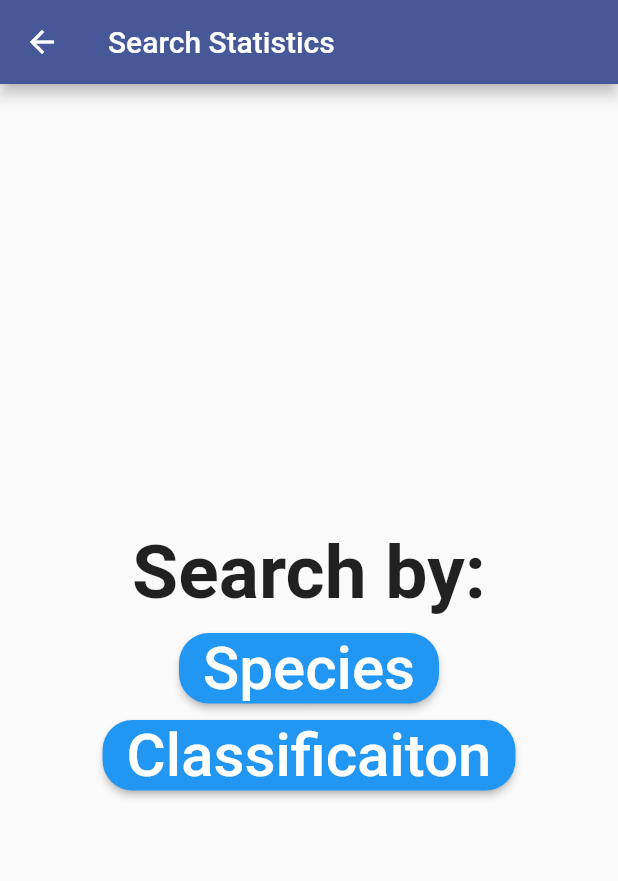
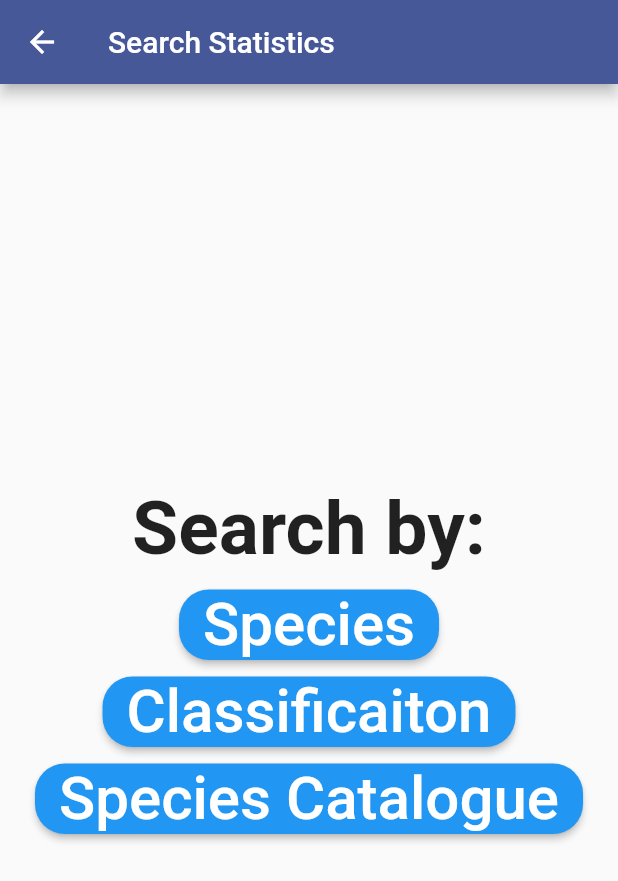
Before and after one commit to spinoandraptos/Ichthyolog_Flutter, a Flutter app: the StatisticsPage screen opened directly, on a phone screen of 412 x 824 dp. Shown: the top 881 px of the screen. Run offline on Flutter 3.47's test engine with Material 2 defaults, Android fonts, the phone set to English and light mode, and no system bars; our stand-ins replace flutter_secure_storage, fluttertoast, image_picker, jwt_decoder; missing offline and left inert: amplify_auth_cognito, amplify_authenticator, amplify_flutter, amplify_storage_s3, selectable_list; accounts and stored records are empty.

Commit message:
added catalog page

```diff
--- a/lib/Routes/statistics_page.dart
+++ b/lib/Routes/statistics_page.dart
@@ -161,6 +161,15 @@ class StatisticsPageState extends State<StatisticsPage> {
               child:
                   const Text('Classificaiton', style: TextStyle(fontSize: 40)),
             ),
+            const SizedBox(height: 10),
+            ElevatedButton(
+                onPressed: () {},
+                style: ButtonStyle(
+                    shape: MaterialStateProperty.all<RoundedRectangleBorder>(
+                        RoundedRectangleBorder(
+                            borderRadius: BorderRadius.circular(20)))),
+                child: const Text('Species Catalogue',
+                    style: TextStyle(fontSize: 40))),
           ]),
         ),
       );
```
Also changed, not shown: lib/Routes/catalogue_page.dart (added, +37 -0 lines).
